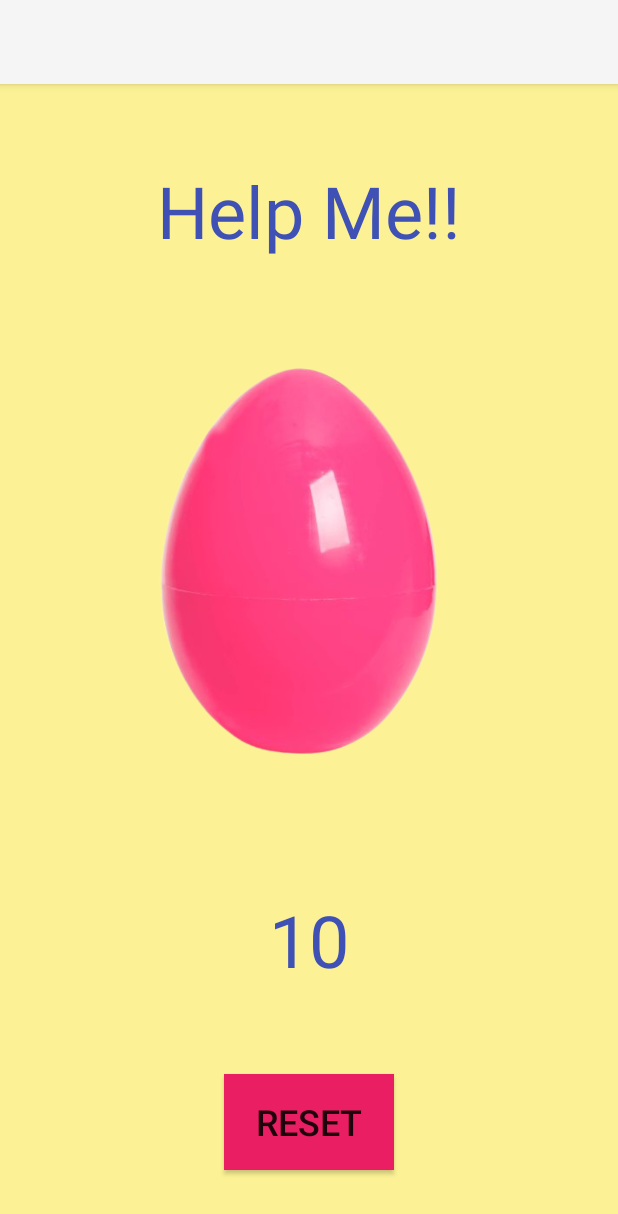
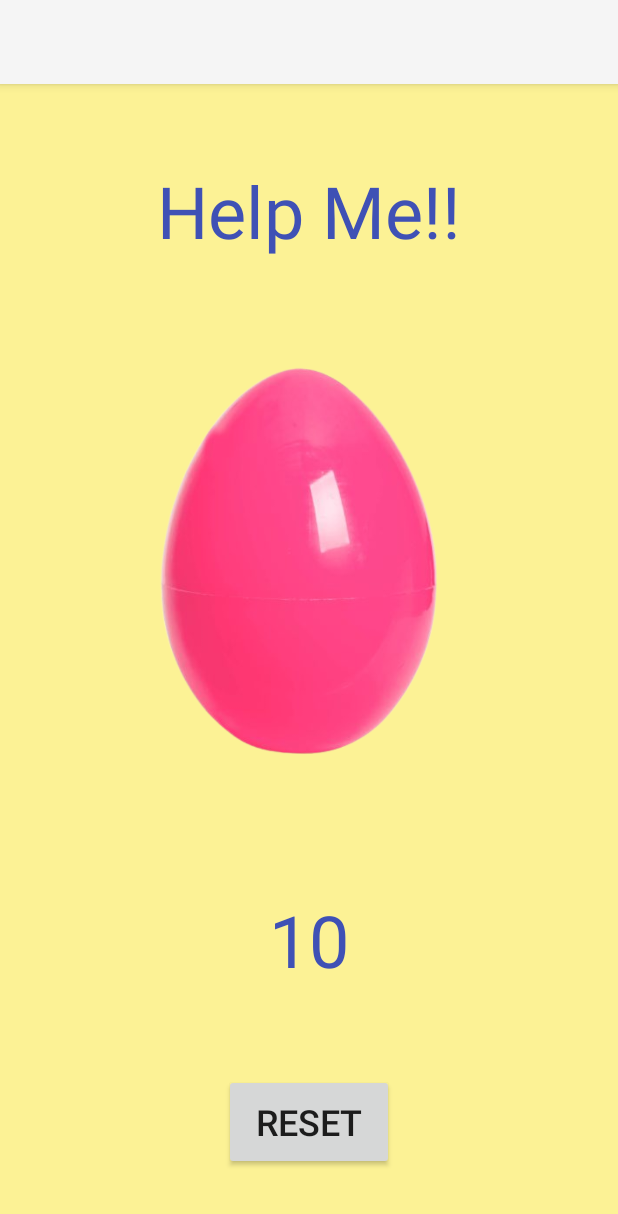
Before and after one commit to almasteinman/EggApp, an Android app: the screen it shows after launch (MainActivity), on a phone screen of 412 x 824 dp. Shown: the top 1214 px of the screen. Run offline under Robolectric (Android 15) with nearby library versions, the phone set to English and light mode, and no system bars; Roboto replaces fonts that are not available here.

Commit message:
image changing when counter is 0

```diff
--- a/app/src/main/java/com/example/eggapp/MainActivity.java
+++ b/app/src/main/java/com/example/eggapp/MainActivity.java
@@ -3,13 +3,35 @@ package com.example.eggapp;
 import androidx.appcompat.app.AppCompatActivity;
 
 import android.os.Bundle;
+import android.view.View;
+import android.widget.ImageView;
+import android.widget.TextView;
 
 public class MainActivity extends AppCompatActivity {
 
+    private int counter;
     @Override
     protected void onCreate(Bundle savedInstanceState) {
         super.onCreate(savedInstanceState);
         setContentView(R.layout.activity_main);
-        System.out.println("Hey");
+        counter = 10;
+        TextView counterTextView = findViewById(R.id.textview_counter);
+        counterTextView.setText(""+counter);
+    }
+
+    public void knock(View view) {
+        if (counter > 0) {
+            counter--;
+            TextView counterTextView = findViewById(R.id.textview_counter);
+            counterTextView.setText(""+counter);
+            if (counter == 0) {
+                ImageView eggImageView = findViewById(R.id.imageview_egg);
+                eggImageView.setImageResource(R.drawable.donaldduck);
+            }
+        }
+    }
+
+
+    public void reset(View view) {
     }
 }
--- a/app/src/main/res/layout/activity_main.xml
+++ b/app/src/main/res/layout/activity_main.xml
@@ -43,24 +43,22 @@
         android:textColor="#3F51B5"
         android:textColorLink="#3F51B5"
         android:textSize="48sp"
-        app:layout_constraintBottom_toTopOf="@+id/button"
+        app:layout_constraintBottom_toTopOf="@+id/button_reset"
         app:layout_constraintEnd_toEndOf="parent"
         app:layout_constraintStart_toStartOf="parent"
         app:layout_constraintTop_toBottomOf="@+id/imageview.egg" />
 
     <Button
-        android:id="@+id/button"
+        android:id="@+id/button_reset"
         android:layout_width="113dp"
         android:layout_height="64dp"
         android:layout_marginBottom="44dp"
-        android:background="#E91E63"
         android:onClick="reset"
         android:text="reset"
-        android:textColorHighlight="#E91E63"
-        android:textColorHint="#E91E63"
         android:textSize="24sp"
         app:layout_constraintBottom_toBottomOf="parent"
         app:layout_constraintEnd_toEndOf="parent"
-        app:layout_constraintStart_toStartOf="parent" />
+        app:layout_constraintStart_toStartOf="parent"
+        app:toggleCheckedStateOnClick="false" />
 
 </androidx.constraintlayout.widget.ConstraintLayout>
```
